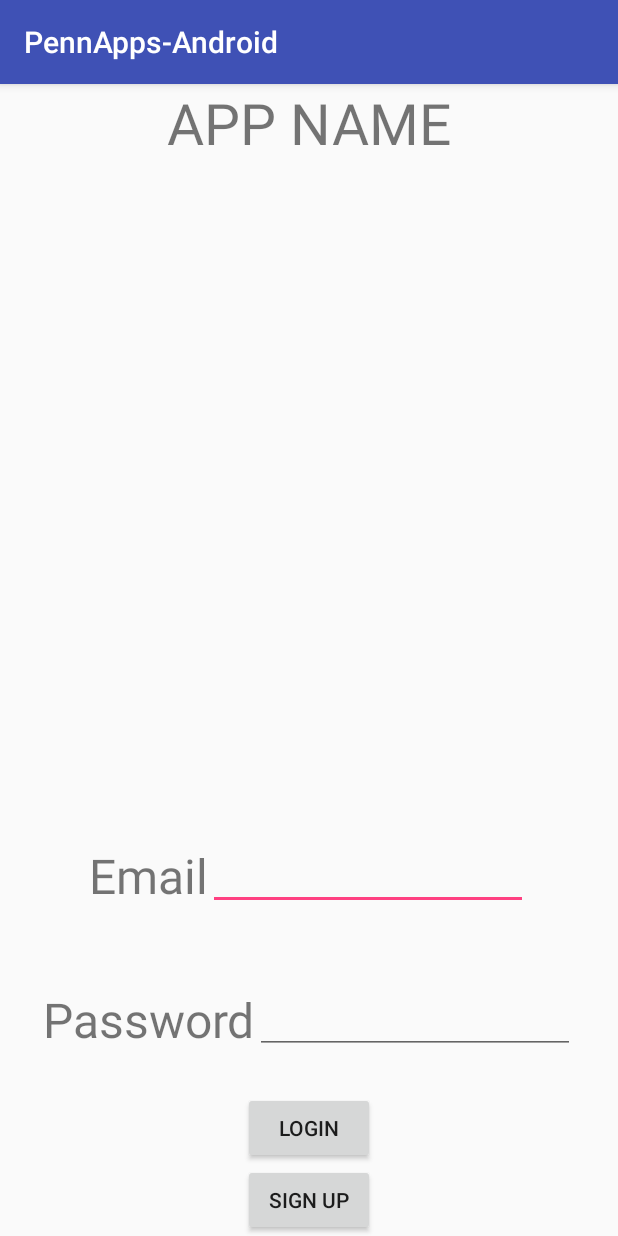
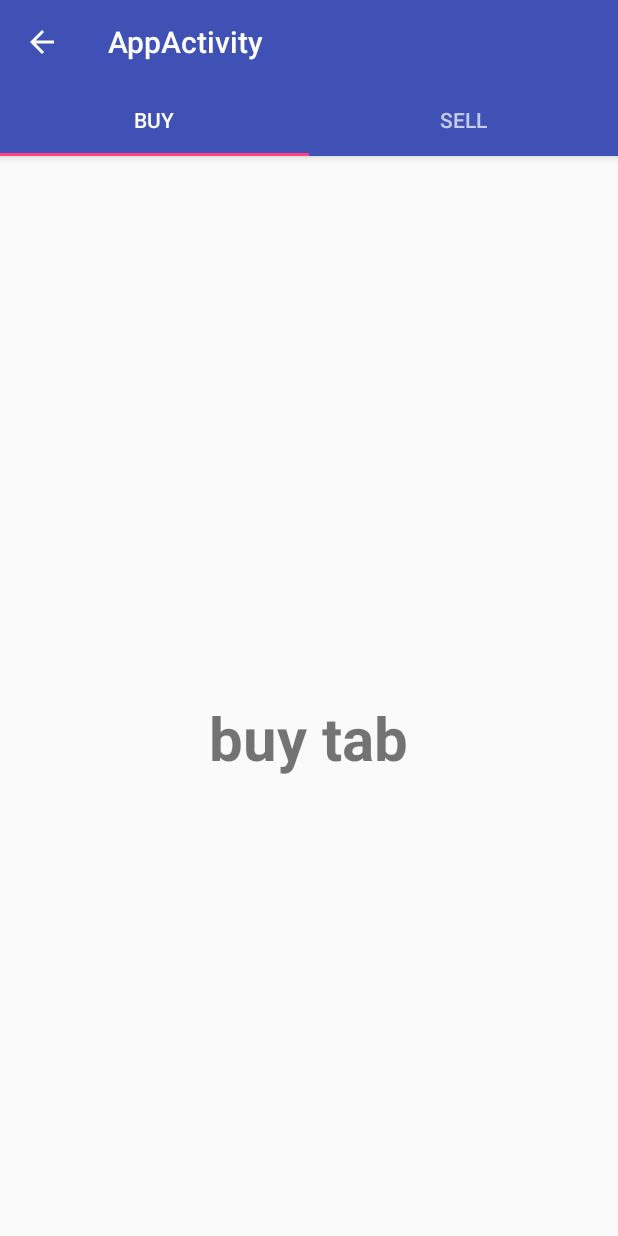
Before and after one commit to AlstonLin/PennApps-Android, an Android app: the screen it shows after launch (MainActivity before the commit, AppActivity after it), after a tap on "LOGIN", on a phone screen of 412 x 824 dp. Run offline under Robolectric (Android 15) with nearby library versions, the phone set to English and light mode, and no system bars.

Commit message:
Skeletal tabs added

```diff
--- a/app/src/main/AndroidManifest.xml
+++ b/app/src/main/AndroidManifest.xml
@@ -24,7 +24,8 @@
             android:theme="@style/AppTheme.NoActionBar" />
         <activity
             android:name=".AppActivity"
-            android:label="@string/title_activity_app"></activity>
+            android:label="@string/title_activity_app"
+            android:theme="@style/AppTheme.NoActionBar"></activity>
     </application>
 
 </manifest>
--- a/app/src/main/java/io/alstonlin/pennapps_android/AppActivity.java
+++ b/app/src/main/java/io/alstonlin/pennapps_android/AppActivity.java
@@ -1,94 +1,76 @@
 package io.alstonlin.pennapps_android;
 
+import android.os.Bundle;
+import android.support.design.widget.TabLayout;
+import android.support.v4.app.Fragment;
+import android.support.v4.app.FragmentManager;
+import android.support.v4.app.FragmentPagerAdapter;
+import android.support.v4.view.ViewPager;
+import android.support.v7.app.AppCompatActivity;
+import android.support.v7.widget.Toolbar;
 
-import android.app.Activity;
-import android.app.ActionBar;
-import android.app.FragmentTransaction;
+import java.util.ArrayList;
+import java.util.List;
 
-import android.app.Fragment;
-import android.app.FragmentManager;
-import android.support.v13.app.FragmentPagerAdapter;
-import android.support.v4.view.ViewPager;
-import android.os.Bundle;
-import android.view.LayoutInflater;
-import android.view.Menu;
-import android.view.MenuItem;
-import android.view.View;
-import android.view.ViewGroup;
+import io.alstonlin.pennapps_android.SellFragment;
+import io.alstonlin.pennapps_android.BuyFragment;
 
-import android.widget.TextView;
+public class AppActivity extends AppCompatActivity {
 
-public class AppActivity extends Activity {
-
-    private SectionsPagerAdapter mSectionsPagerAdapter;
-    private ViewPager mViewPager;
+    private Toolbar toolbar;
+    private TabLayout tabLayout;
+    private ViewPager viewPager;
 
     @Override
     protected void onCreate(Bundle savedInstanceState) {
         super.onCreate(savedInstanceState);
         setContentView(R.layout.activity_app);
-        mSectionsPagerAdapter = new SectionsPagerAdapter(getFragmentManager());
-        mViewPager = (ViewPager) findViewById(R.id.container);
-        mViewPager.setAdapter(mSectionsPagerAdapter);
+
+        toolbar = (Toolbar) findViewById(R.id.tool_bar);
+        setSupportActionBar(toolbar);
+
+        getSupportActionBar().setDisplayHomeAsUpEnabled(true);
+
+        viewPager = (ViewPager) findViewById(R.id.viewpager);
+        setupViewPager(viewPager);
+
+        tabLayout = (TabLayout) findViewById(R.id.tabs);
+        tabLayout.setupWithViewPager(viewPager);
     }
 
-
-    public static class PlaceholderFragment extends Fragment {
-
-        private static final String ARG_SECTION_NUMBER = "section_number";
-
-        public PlaceholderFragment() {
-        }
-
-        public static PlaceholderFragment newInstance(int sectionNumber) {
-            PlaceholderFragment fragment = new PlaceholderFragment();
-            Bundle args = new Bundle();
-            args.putInt(ARG_SECTION_NUMBER, sectionNumber);
-            fragment.setArguments(args);
-            return fragment;
-        }
-
-        @Override
-        public View onCreateView(LayoutInflater inflater, ViewGroup container,
-                                 Bundle savedInstanceState) {
-            View rootView = inflater.inflate(R.layout.fragment_app, container, false);
-            TextView textView = (TextView) rootView.findViewById(R.id.section_label);
-            textView.setText(getString(R.string.section_format, getArguments().getInt(ARG_SECTION_NUMBER)));
-            return rootView;
-        }
+    private void setupViewPager(ViewPager viewPager) {
+        ViewPagerAdapter adapter = new ViewPagerAdapter(getSupportFragmentManager());
+        adapter.addFragment(new BuyFragment(), "BUY");
+        adapter.addFragment(new SellFragment(), "SELL");
+        viewPager.setAdapter(adapter);
     }
 
+    class ViewPagerAdapter extends FragmentPagerAdapter {
+        private final List<Fragment> mFragmentList = new ArrayList<>();
+        private final List<String> mFragmentTitleList = new ArrayList<>();
 
-    public class SectionsPagerAdapter extends FragmentPagerAdapter {
-
-        public SectionsPagerAdapter(FragmentManager fm) {
-            super(fm);
+        public ViewPagerAdapter(FragmentManager manager) {
+            super(manager);
         }
 
         @Override
         public Fragment getItem(int position) {
-            // getItem is called to instantiate the fragment for the given page.
-            // Return a PlaceholderFragment (defined as a static inner class below).
-            return PlaceholderFragment.newInstance(position + 1);
+            return mFragmentList.get(position);
         }
 
         @Override
         public int getCount() {
-            // Show 3 total pages.
-            return 3;
+            return mFragmentList.size();
+        }
+
+        public void addFragment(Fragment fragment, String title) {
+            mFragmentList.add(fragment);
+            mFragmentTitleList.add(title);
         }
 
         @Override
         public CharSequence getPageTitle(int position) {
-            switch (position) {
-                case 0:
-                    return "SECTION 1";
-                case 1:
-                    return "SECTION 2";
-                case 2:
-                    return "SECTION 3";
-            }
-            return null;
+            return mFragmentTitleList.get(position);
         }
     }
 }
--- /dev/null
+++ b/app/src/main/java/io/alstonlin/pennapps_android/BuyFragment.java
@@ -0,0 +1,27 @@
+package io.alstonlin.pennapps_android;
+
+import android.os.Bundle;
+import android.support.v4.app.Fragment;
+import android.view.LayoutInflater;
+import android.view.View;
+import android.view.ViewGroup;
+
+public class BuyFragment extends Fragment{
+
+    public BuyFragment() {
+        // Required empty public constructor
+    }
+
+    @Override
+    public void onCreate(Bundle savedInstanceState) {
+        super.onCreate(savedInstanceState);
+    }
+
+    @Override
+    public View onCreateView(LayoutInflater inflater, ViewGroup container,
+                             Bundle savedInstanceState) {
+        // Inflate the layout for this fragment
+        return inflater.inflate(R.layout.buy_fragment, container, false);
+    }
+
+}
--- a/app/src/main/java/io/alstonlin/pennapps_android/MainActivity.java
+++ b/app/src/main/java/io/alstonlin/pennapps_android/MainActivity.java
@@ -20,7 +20,7 @@ public class MainActivity extends AppCompatActivity {
 
     public void clickLogin(View v){
         // TODO: Add some kind of Auth
-        Intent intent = new Intent(this, MainActivity.class);
+        Intent intent = new Intent(this, AppActivity.class);
         startActivity(intent);
     }
 }
--- /dev/null
+++ b/app/src/main/java/io/alstonlin/pennapps_android/SellFragment.java
@@ -0,0 +1,26 @@
+package io.alstonlin.pennapps_android;
+
+import android.os.Bundle;
+import android.support.v4.app.Fragment;
+import android.view.LayoutInflater;
+import android.view.View;
+import android.view.ViewGroup;
+
+public class SellFragment extends Fragment{
+
+    public SellFragment() {
+        // Required empty public constructor
+    }
+
+    @Override
+    public void onCreate(Bundle savedInstanceState) {
+        super.onCreate(savedInstanceState);
+    }
+
+    @Override
+    public View onCreateView(LayoutInflater inflater, ViewGroup container,
+                             Bundle savedInstanceState) {
+        // Inflate the layout for this fragment
+        return inflater.inflate(R.layout.sell_fragment, container, false);
+    }
+}
--- a/app/src/main/res/layout/activity_app.xml
+++ b/app/src/main/res/layout/activity_app.xml
@@ -1,6 +1,32 @@
-<android.support.v4.view.ViewPager xmlns:android="http://schemas.android.com/apk/res/android"
-    xmlns:tools="http://schemas.android.com/tools"
-    android:id="@+id/container"
+<android.support.design.widget.CoordinatorLayout xmlns:android="http://schemas.android.com/apk/res/android"
+    xmlns:app="http://schemas.android.com/apk/res-auto"
     android:layout_width="match_parent"
-    android:layout_height="match_parent"
-    tools:context="io.alstonlin.pennapps_android.AppActivity" />
+    android:layout_height="match_parent">
+
+    <android.support.design.widget.AppBarLayout
+        android:layout_width="match_parent"
+        android:layout_height="wrap_content"
+        android:theme="@style/ThemeOverlay.AppCompat.Dark.ActionBar">
+
+        <android.support.v7.widget.Toolbar
+            android:id="@+id/tool_bar"
+            android:layout_width="match_parent"
+            android:layout_height="?attr/actionBarSize"
+            android:background="?attr/colorPrimary"
+            app:layout_scrollFlags="scroll|enterAlways"
+            app:popupTheme="@style/ThemeOverlay.AppCompat.Light" />
+
+        <android.support.design.widget.TabLayout
+            android:id="@+id/tabs"
+            android:layout_width="match_parent"
+            android:layout_height="wrap_content"
+            app:tabMode="fixed"
+            app:tabGravity="fill"/>
+    </android.support.design.widget.AppBarLayout>
+
+    <android.support.v4.view.ViewPager
+        android:id="@+id/viewpager"
+        android:layout_width="match_parent"
+        android:layout_height="match_parent"
+        app:layout_behavior="@string/appbar_scrolling_view_behavior"  />
+</android.support.design.widget.CoordinatorLayout>
--- /dev/null
+++ b/app/src/main/res/layout/buy_fragment.xml
@@ -0,0 +1,15 @@
+<RelativeLayout xmlns:android="http://schemas.android.com/apk/res/android"
+    xmlns:tools="http://schemas.android.com/tools"
+    android:layout_width="match_parent"
+    android:layout_height="match_parent"
+    tools:context="io.alstonlin.pennapps_android.BuyFragment">
+
+    <TextView
+        android:layout_width="wrap_content"
+        android:layout_height="wrap_content"
+        android:text="buy tab"
+        android:textSize="40dp"
+        android:textStyle="bold"
+        android:layout_centerInParent="true"/>
+
+</RelativeLayout>
```
Also changed, not shown: app/src/main/res/layout/sell_fragment.xml (added, +15 -0 lines), 2 other files.
